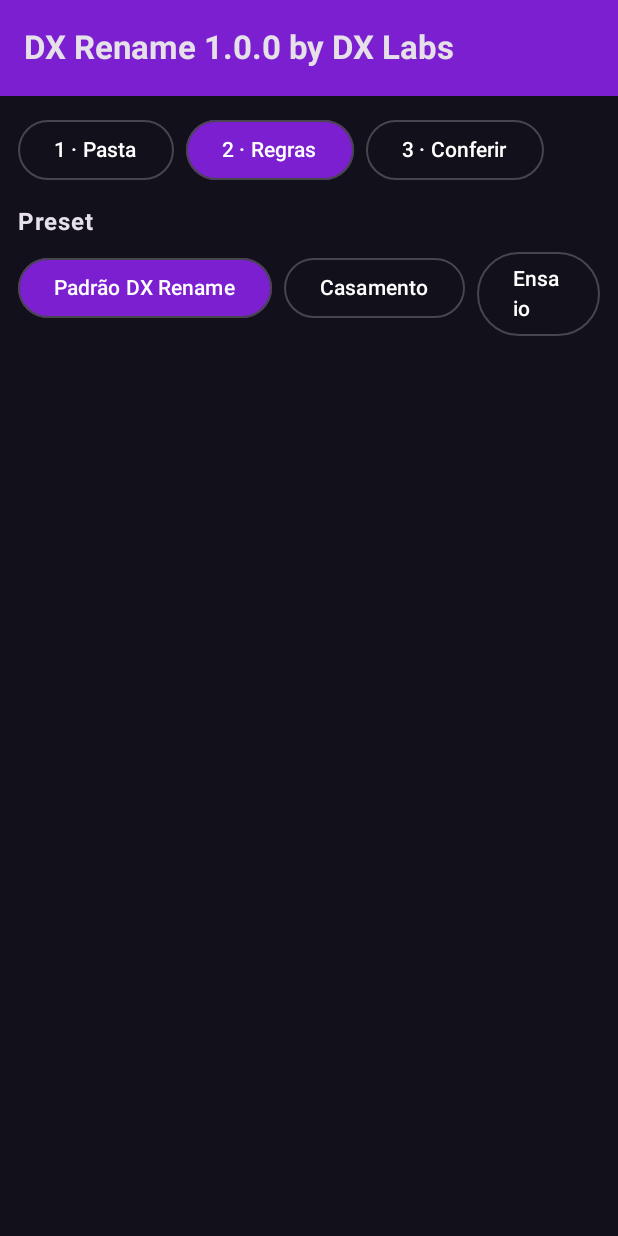
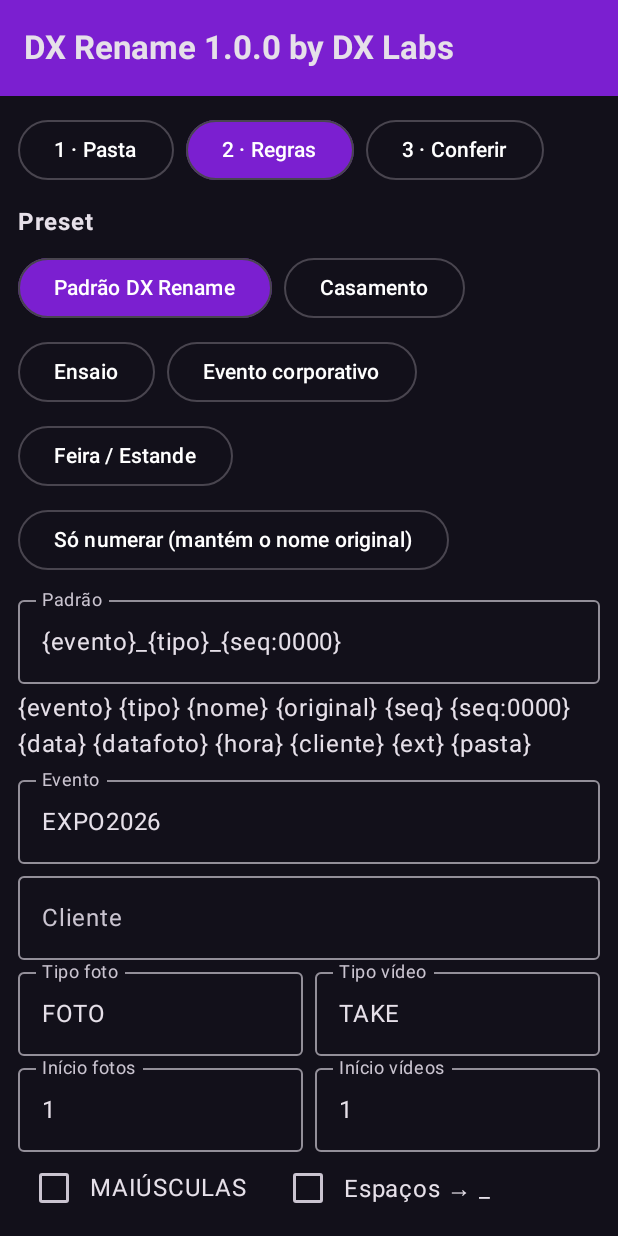
Before and after one commit to rafarezende1974/takeid, an Android app built with Jetpack Compose: the screen it shows after launch (MainActivity), after a tap on "2 · Regras", on a phone screen of 412 x 824 dp. Run offline under Robolectric (Android 15) with nearby library versions, the phone set to English and light mode, and no system bars.

Commit message:
DX Rename Android: presets em FlowRow — corrige vão na guia Regras (celular)

```diff
--- a/android/app/src/main/java/br/com/dxlabs/dxrename/MainActivity.kt
+++ b/android/app/src/main/java/br/com/dxlabs/dxrename/MainActivity.kt
@@ -9,6 +9,7 @@ import androidx.compose.foundation.background
 import androidx.compose.foundation.layout.Arrangement
 import androidx.compose.foundation.layout.BoxWithConstraints
 import androidx.compose.foundation.layout.Column
+import androidx.compose.foundation.layout.FlowRow
 import androidx.compose.foundation.layout.Row
 import androidx.compose.foundation.layout.Spacer
 import androidx.compose.foundation.layout.fillMaxSize
@@ -388,7 +389,16 @@ class MainActivity : ComponentActivity() {
         val scroll = rememberScrollState()
         Column(modifier = Modifier.fillMaxSize().verticalScroll(scroll)) {
             Text("Preset", fontWeight = FontWeight.Bold)
-            Row(horizontalArrangement = Arrangement.spacedBy(8.dp), modifier = Modifier.padding(vertical = 8.dp)) {
+            // FlowRow: os 6 presets não cabem numa linha só no celular. Numa Row
+            // comum eles estouravam para fora da tela e o botão longo ("Só numerar…")
+            // quebrava o texto em 2 linhas fora da tela, deixando a linha alta e
+            // um vão vazio entre os presets e o campo Padrão. Aqui eles quebram
+            // de linha e todos ficam visíveis e tocáveis.
+            FlowRow(
+                horizontalArrangement = Arrangement.spacedBy(8.dp),
+                verticalArrangement = Arrangement.spacedBy(8.dp),
+                modifier = Modifier.padding(vertical = 8.dp)
+            ) {
                 Presets.ALL.forEachIndexed { i, p ->
                     OutlinedButton(
                         onClick = { onPreset(i) },
```
